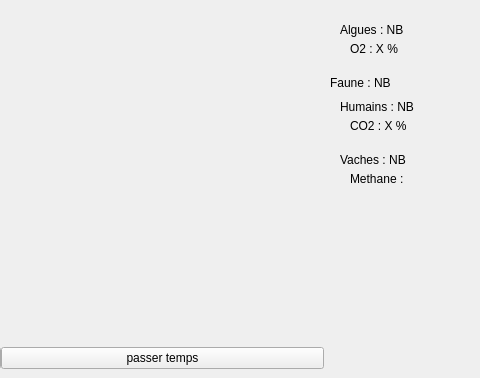
The window that projet_graphique/projet_bis/fenetre2.ui (Fredecontre/ProjetCpp) describes before a commit, drawn with Qt 5; both pictures show x 478 to 958 and y 103 to 481 of the 958 by 481 pixel window.
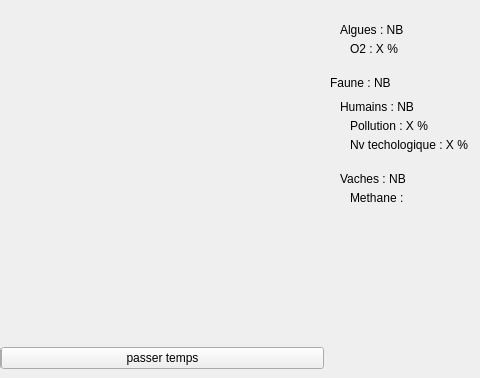
The same window after the commit.

```diff
--- a/projet_graphique/projet_bis/fenetre2.ui
+++ b/projet_graphique/projet_bis/fenetre2.ui
@@ -626,7 +626,42 @@
          </sizepolicy>
         </property>
         <property name="text">
-         <string>CO2 : X %</string>
+         <string>Pollution : X %</string>
+        </property>
+        <property name="alignment">
+         <set>Qt::AlignLeading|Qt::AlignLeft|Qt::AlignVCenter</set>
+        </property>
+        <property name="indent">
+         <number>20</number>
+        </property>
+       </widget>
+      </item>
+      <item>
+       <spacer name="verticalSpacer_18">
+        <property name="orientation">
+         <enum>Qt::Vertical</enum>
+        </property>
+        <property name="sizeType">
+         <enum>QSizePolicy::Fixed</enum>
+        </property>
+        <property name="sizeHint" stdset="0">
+         <size>
+          <width>20</width>
+          <height>5</height>
+         </size>
+        </property>
+       </spacer>
+      </item>
+      <item>
+       <widget class="QLabel" name="P3_Humain_nv_tech">
+        <property name="sizePolicy">
+         <sizepolicy hsizetype="Fixed" vsizetype="Fixed">
+          <horstretch>0</horstretch>
+          <verstretch>0</verstretch>
+         </sizepolicy>
+        </property>
+        <property name="text">
+         <string>Nv techologique : X %</string>
         </property>
         <property name="alignment">
          <set>Qt::AlignLeading|Qt::AlignLeft|Qt::AlignVCenter</set>
```
Left out of the diff: 4 changed lines with no effect on the pictures.
